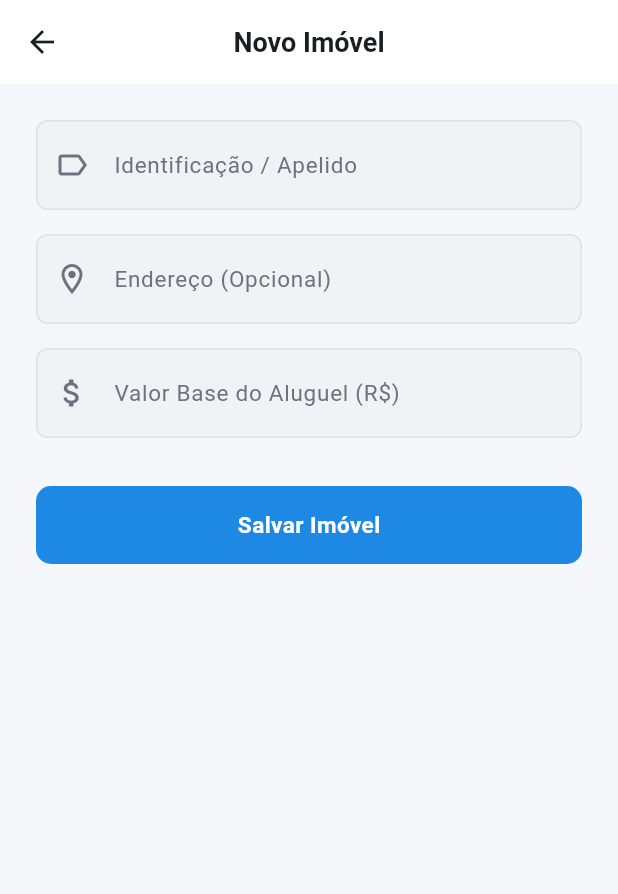
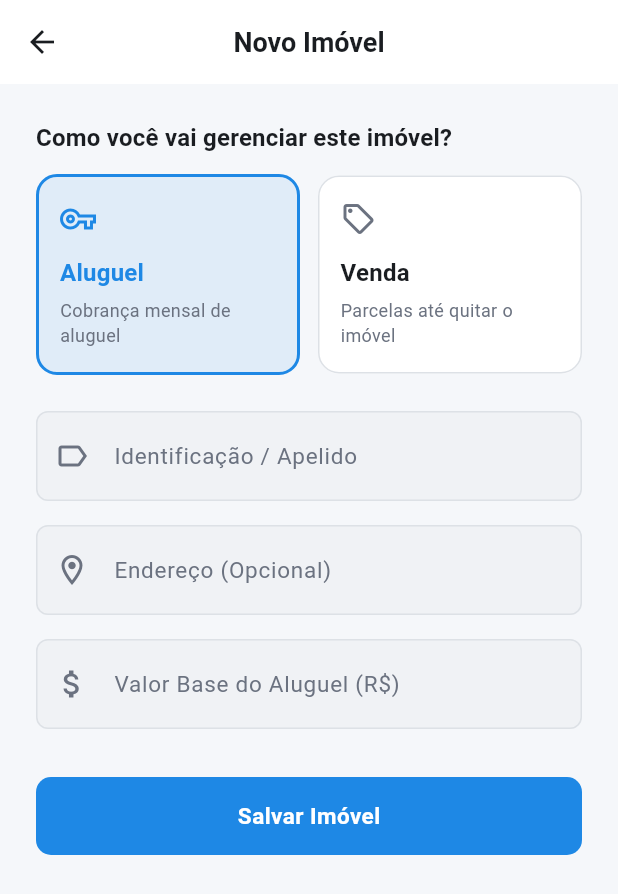
Before and after one commit to LucasLima09/gestor-de-aluguel, a Flutter app: the AddImovelScreen screen opened directly, on a phone screen of 412 x 824 dp. Shown: the top 894 px of the screen. Run offline on Flutter 3.47's test engine with Material 3 defaults, Android fonts, the phone set to English and light mode, and no system bars; our stand-ins replace flutter_dotenv, flutter_slidable, pdf, printing, supabase_flutter; accounts and stored records are empty.

Commit message:
:sparkles: feat(venda): adiciona imóveis de venda com parcelas e valores mensais

```diff
--- a/lib/models/imovel_model.dart
+++ b/lib/models/imovel_model.dart
@@ -1,9 +1,26 @@
+enum ImovelTipo {
+  aluguel,
+  venda;
+
+  static ImovelTipo fromString(String? value) {
+    if (value == 'venda') return ImovelTipo.venda;
+    return ImovelTipo.aluguel;
+  }
+
+  String get dbValue => name;
+
+  String get label => this == ImovelTipo.venda ? 'Venda' : 'Aluguel';
+}
+
 class ImovelModel {
   final String id;
   final String userId;
   final String apelido;
   final String? endereco;
+  final ImovelTipo tipo;
   final double valorBaseAluguel;
+  final double? valorVenda;
+  final double? valorMensalVenda;
   final DateTime criadoEm;
 
   ImovelModel({
@@ -11,9 +28,15 @@ class ImovelModel {
     required this.userId,
     required this.apelido,
     this.endereco,
+    this.tipo = ImovelTipo.aluguel,
     required this.valorBaseAluguel,
+    this.valorVenda,
+    this.valorMensalVenda,
     required this.criadoEm,
   });
+
+  bool get isVenda => tipo == ImovelTipo.venda;
+  bool get isAluguel => tipo == ImovelTipo.aluguel;
 
   factory ImovelModel.fromJson(Map<String, dynamic> json) {
     return ImovelModel(
@@ -21,7 +44,10 @@ class ImovelModel {
       userId: json['user_id'] as String,
       apelido: json['apelido'] as String,
       endereco: json['endereco'] as String?,
-      valorBaseAluguel: (json['valor_base_aluguel'] as num).toDouble(),
+      tipo: ImovelTipo.fromString(json['tipo'] as String?),
+      valorBaseAluguel: (json['valor_base_aluguel'] as num?)?.toDouble() ?? 0,
+      valorVenda: (json['valor_venda'] as num?)?.toDouble(),
+      valorMensalVenda: (json['valor_mensal_venda'] as num?)?.toDouble(),
       criadoEm: DateTime.parse(json['criado_em'] as String),
     );
   }
@@ -30,7 +56,10 @@ class ImovelModel {
     return {
       'apelido': apelido,
       'endereco': endereco,
+      'tipo': tipo.dbValue,
       'valor_base_aluguel': valorBaseAluguel,
+      'valor_venda': valorVenda,
+      'valor_mensal_venda': valorMensalVenda,
       'user_id': userId,
     };
   }
--- a/lib/screens/add_imovel_screen.dart
+++ b/lib/screens/add_imovel_screen.dart
@@ -2,6 +2,8 @@ import 'package:flutter/material.dart';
 import '../models/imovel_model.dart';
 import '../repositories/imovel_repository.dart';
 import '../widgets/app_buttons.dart';
+import '../widgets/tipo_imovel_picker.dart';
+import '../util/moeda_br.dart';
 
 class AddImovelScreen extends StatefulWidget {
   const AddImovelScreen({super.key, this.imovel});
@@ -16,22 +18,41 @@ class _AddImovelScreenState extends State<AddImovelScreen> {
   final _formKey = GlobalKey<FormState>();
   final _apelidoController = TextEditingController();
   final _enderecoController = TextEditingController();
-  final _valorController = TextEditingController();
+  final _valorAluguelController = TextEditingController();
+  final _valorTotalController = TextEditingController();
+  final _valorMensalController = TextEditingController();
 
   final _imovelRepository = ImovelRepository();
   bool _carregando = false;
+  ImovelTipo _tipo = ImovelTipo.aluguel;
 
   bool get _isEditing => widget.imovel != null;
+  bool get _isVenda => _tipo == ImovelTipo.venda;
 
   @override
   void initState() {
     super.initState();
     final imovel = widget.imovel;
     if (imovel != null) {
+      _tipo = imovel.tipo;
       _apelidoController.text = imovel.apelido;
       _enderecoController.text = imovel.endereco ?? '';
-      _valorController.text = imovel.valorBaseAluguel.toStringAsFixed(2);
+      _valorAluguelController.text = MoedaBr.formatar(imovel.valorBaseAluguel);
+      _valorTotalController.text = MoedaBr.formatar(imovel.valorVenda ?? 0);
+      _valorMensalController.text =
+          MoedaBr.formatar(imovel.valorMensalVenda ?? 0);
     }
+  }
+
+  double? _parseValor(String raw) => MoedaBr.parse(raw);
+
+  String? _validarValor(String? value, String mensagemVazio) {
+    if (value == null || value.trim().isEmpty) return mensagemVazio;
+    final valor = _parseValor(value);
+    if (valor == null || valor <= 0) {
+      return 'Insira um valor numérico válido maior que zero.';
+    }
+    return null;
   }
 
   Future<void> _salvar() async {
@@ -45,17 +66,33 @@ class _AddImovelScreenState extends State<AddImovelScreen> {
           ? null
           : _enderecoController.text.trim();
 
-      final valor = double.parse(_valorController.text.replaceAll(',', '.').trim());
+      final valorBaseAluguel = _isVenda
+          ? 0.0
+          : _parseValor(_valorAluguelController.text)!;
+      final valorVenda =
+          _isVenda ? _parseValor(_valorTotalController.text) : null;
+      final valorMensalVenda =
+          _isVenda ? _parseValor(_valorMensalController.text) : null;
 
       if (_isEditing) {
         await _imovelRepository.atualizarImovel(
-          widget.imovel!.id,
-          apelido,
-          endereco,
-          valor,
+          imovelId: widget.imovel!.id,
+          apelido: apelido,
+          endereco: endereco,
+          tipo: _tipo,
+          valorBaseAluguel: valorBaseAluguel,
+          valorVenda: valorVenda,
+          valorMensalVenda: valorMensalVenda,
         );
       } else {
-        await _imovelRepository.registerImovel(apelido, endereco, valor);
+        await _imovelRepository.registerImovel(
+          apelido: apelido,
+          endereco: endereco,
+          tipo: _tipo,
+          valorBaseAluguel: valorBaseAluguel,
+          valorVenda: valorVenda,
+          valorMensalVenda: valorMensalVenda,
+        );
       }
 
       if (mounted) {
@@ -85,7 +122,9 @@ class _AddImovelScreenState extends State<AddImovelScreen> {
   void dispose() {
     _apelidoController.dispose();
     _enderecoController.dispose();
-    _valorController.dispose();
+    _valorAluguelController.dispose();
+    _valorTotalController.dispose();
+    _valorMensalController.dispose();
     super.dispose();
   }
 
@@ -103,6 +142,16 @@ class _AddImovelScreenState extends State<AddImovelScreen> {
             child: Column(
               crossAxisAlignment: CrossAxisAlignment.stretch,
               children: [
+                Text(
+                  'Como você vai gerenciar este imóvel?',
+                  style: Theme.of(context).textTheme.titleMedium,
+                ),
+                const SizedBox(height: 12),
+                TipoImovelPicker(
+                  selected: _tipo,
+                  onChanged: (tipo) => setState(() => _tipo = tipo),
+                ),
+                const SizedBox(height: 24),
                 TextFormField(
                   controller: _apelidoController,
                   decoration: const InputDecoration(
@@ -126,24 +175,51 @@ class _AddImovelScreenState extends State<AddImovelScreen> {
                   ),
                 ),
                 const SizedBox(height: 16),
-                TextFormField(
-                  controller: _valorController,
-                  decoration: const InputDecoration(
-                    labelText: 'Valor Base do Aluguel (R\$)',
-                    prefixIcon: Icon(Icons.attach_money),
+                if (_isVenda) ...[
+                  TextFormField(
+                    controller: _valorTotalController,
+                    decoration: const InputDecoration(
+                      labelText: 'Valor total do imóvel (R\$)',
+                      prefixIcon: Icon(Icons.home_work_outlined),
+                    ),
+                    keyboardType: const TextInputType.numberWithOptions(
+                      decimal: true,
+                    ),
+                    validator: (value) => _validarValor(
+                      value,
+                      'Informe o valor total do imóvel.',
+                    ),
                   ),
-                  keyboardType: const TextInputType.numberWithOptions(decimal: true),
-                  validator: (value) {
-                    if (value == null || value.trim().isEmpty) {
-                      return 'Por favor, insira o valor do aluguel.';
-                    }
-                    final valor = double.tryParse(value.replaceAll(',', '.'));
-                    if (valor == null || valor <= 0) {
-                      return 'Insira um valor numérico válido maior que zero.';
-                    }
-                    return null;
-                  },
-                ),
+                  const SizedBox(height: 16),
+                  TextFormField(
+                    controller: _valorMensalController,
+                    decoration: const InputDecoration(
+                      labelText: 'Valor por mês (R\$)',
+                      prefixIcon: Icon(Icons.calendar_month_outlined),
+                    ),
+                    keyboardType: const TextInputType.numberWithOptions(
+                      decimal: true,
+                    ),
+                    validator: (value) => _validarValor(
+                      value,
+                      'Informe o valor que será pago por mês.',
+                    ),
+                  ),
+                ] else
+                  TextFormField(
+                    controller: _valorAluguelController,
+                    decoration: const InputDecoration(
+                      labelText: 'Valor Base do Aluguel (R\$)',
+                      prefixIcon: Icon(Icons.attach_money),
+                    ),
+                    keyboardType: const TextInputType.numberWithOptions(
+                      decimal: true,
+                    ),
+                    validator: (value) => _validarValor(
+                      value,
+                      'Por favor, insira o valor do aluguel.',
+                    ),
+                  ),
                 const SizedBox(height: 32),
                 _carregando
                     ? const Center(child: CircularProgressIndicator())
--- /dev/null
+++ b/lib/widgets/tipo_imovel_picker.dart
@@ -0,0 +1,100 @@
+import 'package:flutter/material.dart';
+import '../models/imovel_model.dart';
+
+class TipoImovelPicker extends StatelessWidget {
+  const TipoImovelPicker({
+    super.key,
+    required this.selected,
+    required this.onChanged,
+  });
+
+  final ImovelTipo selected;
+  final ValueChanged<ImovelTipo> onChanged;
+
+  @override
+  Widget build(BuildContext context) {
+    return Row(
+      children: [
+        Expanded(
+          child: _TipoCard(
+            icon: Icons.vpn_key_outlined,
+            title: 'Aluguel',
+            subtitle: 'Cobrança mensal de aluguel',
+            selected: selected == ImovelTipo.aluguel,
+            onTap: () => onChanged(ImovelTipo.aluguel),
+          ),
+        ),
+        const SizedBox(width: 12),
+        Expanded(
+          child: _TipoCard(
+            icon: Icons.sell_outlined,
+            title: 'Venda',
+            subtitle: 'Parcelas até quitar o imóvel',
+            selected: selected == ImovelTipo.venda,
+            onTap: () => onChanged(ImovelTipo.venda),
+          ),
+        ),
+      ],
+    );
+  }
+}
+
+class _TipoCard extends StatelessWidget {
+  const _TipoCard({
+    required this.icon,
+    required this.title,
+    required this.subtitle,
+    required this.selected,
+    required this.onTap,
+  });
+
+  final IconData icon;
+  final String title;
+  final String subtitle;
+  final bool selected;
+  final VoidCallback onTap;
+
+  @override
+  Widget build(BuildContext context) {
+    final theme = Theme.of(context);
+    final color = theme.colorScheme.primary;
+
+    return Material(
+      color: selected ? color.withValues(alpha: 0.1) : theme.colorScheme.surface,
+      borderRadius: BorderRadius.circular(14),
+      child: InkWell(
+        onTap: onTap,
+        borderRadius: BorderRadius.circular(14),
+        child: AnimatedContainer(
+          duration: const Duration(milliseconds: 180),
+          padding: const EdgeInsets.fromLTRB(14, 16, 14, 16),
+          decoration: BoxDecoration(
+            borderRadius: BorderRadius.circular(14),
+            border: Border.all(
+              color: selected ? color : const Color(0xFFDDE1E6),
+              width: selected ? 2 : 1,
+            ),
+          ),
+          child: Column(
+            crossAxisAlignment: CrossAxisAlignment.start,
+            children: [
+              Icon(icon, color: selected ? color : const Color(0xFF6B7280)),
+              const SizedBox(height: 12),
+              Text(
+                title,
+                style: theme.textTheme.titleMedium?.copyWith(
+                  color: selected ? color : const Color(0xFF1A1D21),
+                ),
+              ),
+              const SizedBox(height: 4),
+              Text(
+                subtitle,
+                style: theme.textTheme.bodyMedium?.copyWith(fontSize: 12),
+              ),
+            ],
+          ),
+        ),
+      ),
+    );
+  }
+}
```
Also changed, not shown: lib/models/parcela_venda_model.dart (added, +73 -0 lines), lib/repositories/imovel_repository.dart (+25 -13 lines), lib/repositories/locacao_repository.dart (+19 -0 lines), lib/repositories/parcela_venda_repository.dart (added, +82 -0 lines), lib/util/moeda_br.dart (added, +32 -0 lines), lib/widgets/filter_pills.dart (added, +80 -0 lines), lib/widgets/pendencias_venda_banner.dart (added, +79 -0 lines).
